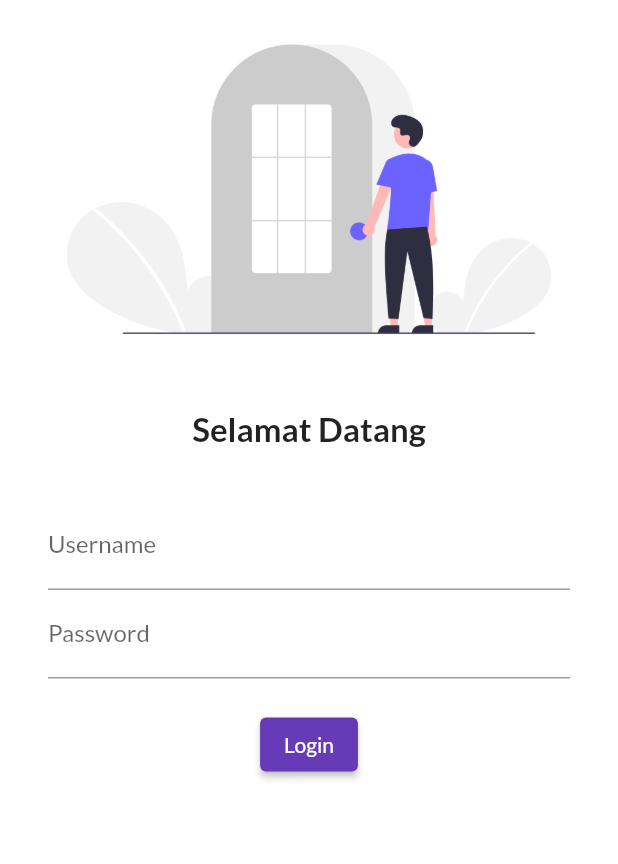
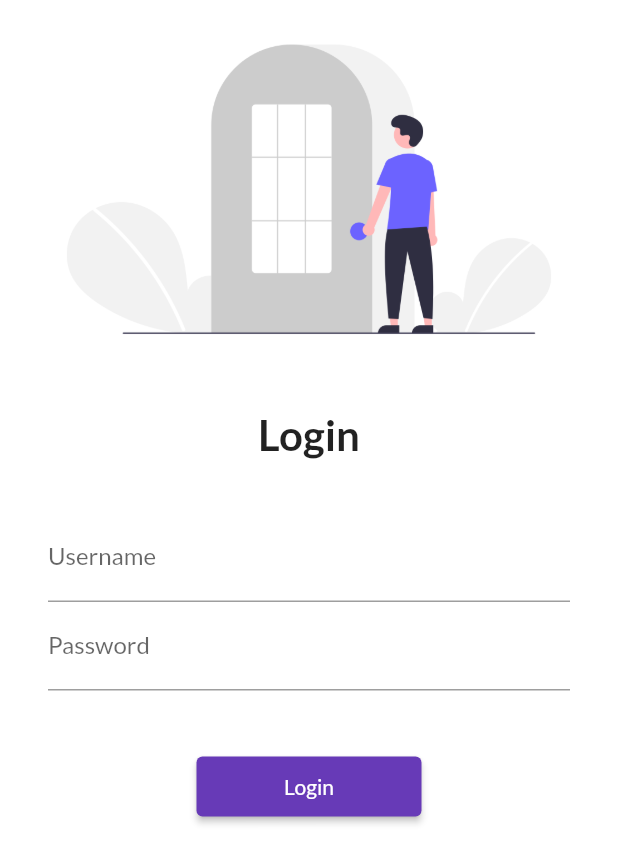
Before and after one commit to ahmadanfauji/30DaysOfFlutter, a Flutter app: the screen it shows after launch, on a phone screen of 412 x 824 dp. Shown: the top 864 px of the screen. Run offline on Flutter 3.47's test engine with Material 2 defaults, Android fonts, the phone set to English and light mode, and no system bars; our stand-ins replace google_fonts.

Commit message:
day5 completed

```diff
--- a/lib/main.dart
+++ b/lib/main.dart
@@ -2,6 +2,7 @@ import 'package:first_project/pages/home_page.dart';
 import 'package:first_project/pages/login_page.dart';
 import 'package:flutter/material.dart';
 import 'package:google_fonts/google_fonts.dart';
+import 'package:first_project/utils/routes.dart';
 
 void main() {
   runApp(MyApp());
@@ -15,14 +16,15 @@ class MyApp extends StatelessWidget {
       theme: ThemeData(
           primarySwatch: Colors.deepPurple,
           fontFamily: GoogleFonts.lato().fontFamily),
+      debugShowCheckedModeBanner: false,
       darkTheme: ThemeData(
         brightness: Brightness.dark,
       ),
       initialRoute: "/",
       routes: {
         "/": (context) => LoginPage(),
-        "/home": (context) => HomePage(),
-        "/login": (context) => LoginPage()
+        MyRoutes.homeRoute: (context) => HomePage(),
+        MyRoutes.loginRoute: (context) => LoginPage(),
       },
     );
   }
--- a/lib/pages/home_page.dart
+++ b/lib/pages/home_page.dart
@@ -12,8 +12,8 @@ class HomePage extends StatelessWidget {
       ),
       body: Center(
         child: Container(
-          child: Text(
-              'Selamat datangs di flutter hari ke $days, semangat $name !'),
+          child:
+              Text('Selamat datang di flutter hari ke $days, semangat $name !'),
         ),
       ),
       drawer: Drawer(),
--- a/lib/pages/login_page.dart
+++ b/lib/pages/login_page.dart
@@ -1,51 +1,57 @@
 import 'package:flutter/material.dart';
+import 'package:first_project/utils/routes.dart';
 
 class LoginPage extends StatelessWidget {
   @override
   Widget build(BuildContext context) {
     return Material(
         color: Colors.white,
+        child: SingleChildScrollView(
           child: Column(
             children: [
-            Image.asset("assets/images/login_image.png", fit: BoxFit.cover),
+              Image.asset(
+                "assets/images/login_image.png",
+                fit: BoxFit.cover,
+              ),
               SizedBox(
                 height: 20.0,
               ),
               Text(
-              "Selamat Datang",
-              style: TextStyle(fontSize: 22, fontWeight: FontWeight.bold),
+                "Login",
+                style: TextStyle(fontSize: 28, fontWeight: FontWeight.bold),
               ),
               SizedBox(
                 height: 20.0,
               ),
               Padding(
-              padding:
-                  const EdgeInsets.symmetric(vertical: 16.0, horizontal: 32.0),
+                padding: const EdgeInsets.symmetric(
+                    vertical: 16.0, horizontal: 32.0),
                 child: Column(
                   children: [
                     TextFormField(
                       decoration: InputDecoration(
-                        hintText: "Enter username", labelText: "Username"),
+                          hintText: "Masukkan username", labelText: "Username"),
                     ),
                     TextFormField(
                       obscureText: true,
                       decoration: InputDecoration(
-                        hintText: "Enter password", labelText: "Password"),
+                          hintText: "Masukkan password", labelText: "Password"),
                     ),
                     SizedBox(
-                    height: 20.0,
+                      height: 40.0,
                     ),
                     ElevatedButton(
                       onPressed: () {
-                      print('Hi Ahmad');
+                        Navigator.pushNamed(context, MyRoutes.homeRoute);
                       },
                       child: const Text('Login'),
-                    style: TextButton.styleFrom(),
+                      style: TextButton.styleFrom(minimumSize: Size(150, 40)),
                     )
                   ],
                 ),
               ),
             ],
+          ),
         ));
   }
 }
--- /dev/null
+++ b/lib/utils/routes.dart
@@ -0,0 +1,4 @@
+class MyRoutes {
+  static String loginRoute = '/login';
+  static String homeRoute = '/home';
+}
```
Lines whose indentation alone changed are shown as unchanged.
